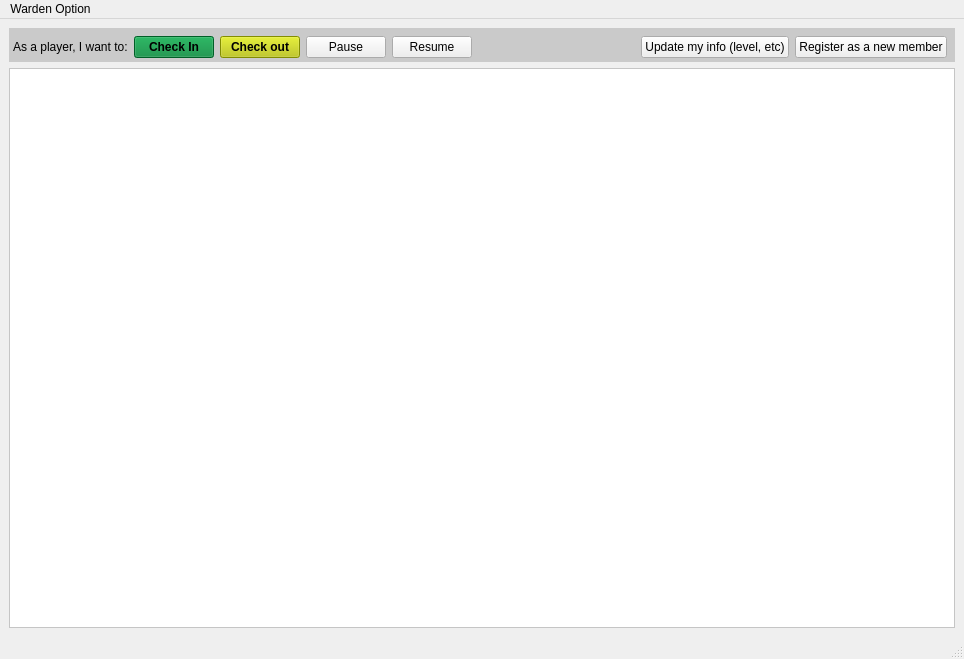
First picture: the form in src/SessionWindow.ui, repository simophin/game-matcher-qt, before the edit.
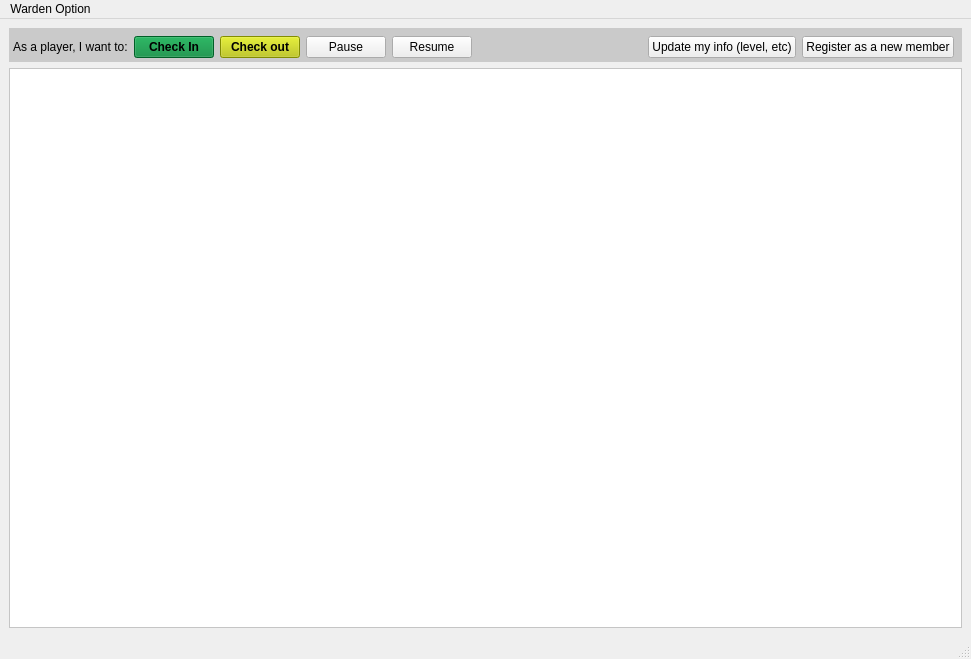
Second picture: the form after the edit.

```diff
--- a/src/SessionWindow.ui
+++ b/src/SessionWindow.ui
@@ -9,7 +9,7 @@
    <rect>
     <x>0</x>
     <y>0</y>
-    <width>964</width>
+    <width>971</width>
     <height>659</height>
    </rect>
   </property>
@@ -145,6 +145,8 @@
      </widget>
     </item>
     <item>
+     <layout class="QHBoxLayout" name="centralLayout" stretch="5">
+      <item>
      <widget class="QFrame" name="courtFrame">
       <property name="styleSheet">
        <string notr="true">#courtFrame {
@@ -160,13 +162,15 @@
      </widget>
     </item>
    </layout>
+    </item>
+   </layout>
   </widget>
   <widget class="QMenuBar" name="menubar">
    <property name="geometry">
     <rect>
      <x>0</x>
      <y>0</y>
-     <width>964</width>
+     <width>971</width>
      <height>22</height>
     </rect>
    </property>
```
Lines whose indentation alone changed are shown as unchanged.
